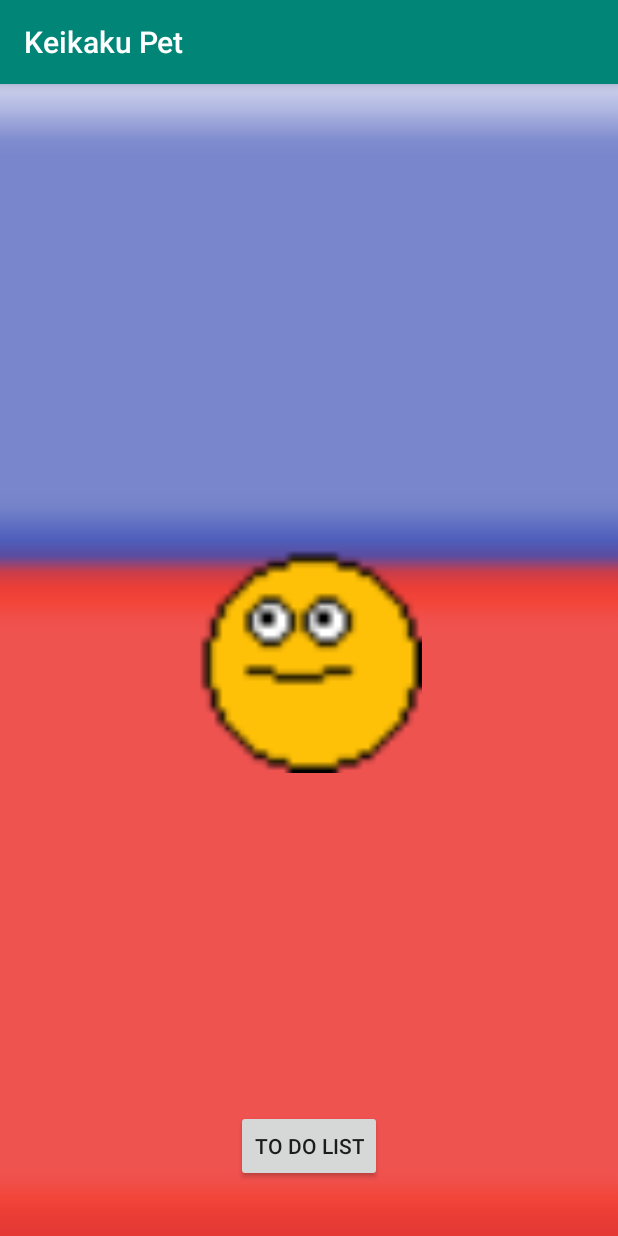
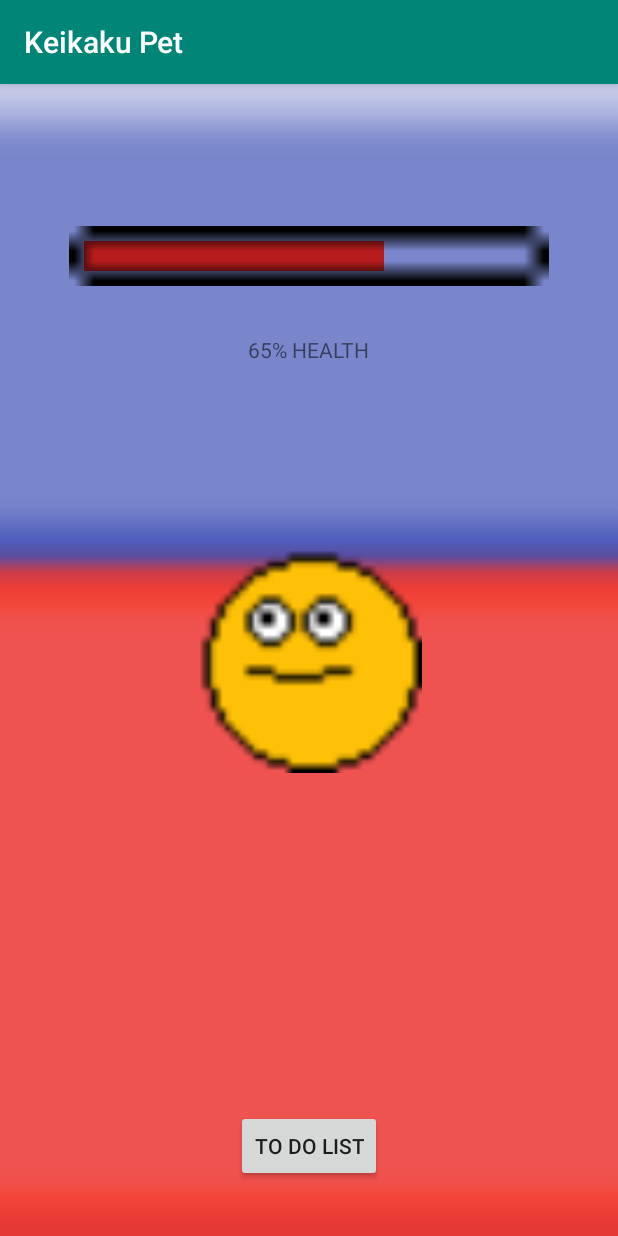
Before and after one commit to kmuniba98/keikaku-pet, an Android app: the screen it shows after launch (MainActivity), on a phone screen of 412 x 824 dp. Run offline under Robolectric (Android 15) with nearby library versions, the light colour scheme and no system bars.

Commit message:
added health bar and text

```diff
--- a/app/src/main/java/com/keikakupet/MainActivity.kt
+++ b/app/src/main/java/com/keikakupet/MainActivity.kt
@@ -2,10 +2,19 @@ package com.keikakupet
 
 import android.content.Intent
 import android.graphics.drawable.AnimationDrawable
+import android.graphics.drawable.ClipDrawable
 import androidx.appcompat.app.AppCompatActivity
 import android.os.Bundle
 import android.widget.Button
+import android.widget.EditText
 import android.widget.ImageView
+import androidx.core.app.ComponentActivity.ExtraData
+import androidx.core.content.ContextCompat.getSystemService
+import android.icu.lang.UCharacter.GraphemeClusterBreak.T
+import android.widget.TextView
+import java.text.DecimalFormat
+import kotlin.text.Typography.tm
+
 
 class MainActivity : AppCompatActivity() {
 
@@ -41,6 +50,18 @@ class MainActivity : AppCompatActivity() {
             val startIntent = Intent(this, ToDoListActivity::class.java)
             startActivity(startIntent)
         }
+
+        // health bar
+        val barImageView = findViewById<ImageView>(R.id.barImageView)
+        val barImageDrawable = barImageView.drawable as ClipDrawable
+        var healthPercent = 0.65
+        barImageDrawable.level = (10000 * healthPercent).toInt()
+
+        // health text
+        val df = DecimalFormat("##.##% HEALTH")
+        val formattedPercent = df.format(healthPercent)
+        val healthEditText = findViewById<TextView>(R.id.healthEditText)
+        healthEditText.setText(formattedPercent)
     }
 
     override fun onStart() {
--- /dev/null
+++ b/app/src/main/res/drawable/clip_source.xml
@@ -0,0 +1,5 @@
+<?xml version="1.0" encoding="utf-8"?>
+<clip xmlns:android="http://schemas.android.com/apk/res/android"
+    android:clipOrientation="horizontal"
+    android:drawable="@drawable/health_bar_fill"
+    android:gravity="left" />
--- a/app/src/main/res/layout/activity_main.xml
+++ b/app/src/main/res/layout/activity_main.xml
@@ -13,6 +13,26 @@
         android:scaleType="centerCrop"
         android:src="@drawable/background_image"
         app:layout_constraintBottom_toBottomOf="parent"
+        app:layout_constraintEnd_toEndOf="parent"
+        app:layout_constraintStart_toStartOf="parent"
+        app:layout_constraintTop_toTopOf="parent" />
+
+    <ImageView
+        android:id="@+id/barImageView"
+        android:layout_width="300dp"
+        android:layout_height="20dp"
+        android:src="@drawable/clip_source"
+        app:layout_constraintBottom_toTopOf="@+id/bubbleImageView"
+        app:layout_constraintEnd_toEndOf="parent"
+        app:layout_constraintStart_toStartOf="parent"
+        app:layout_constraintTop_toTopOf="parent" />
+
+    <ImageView
+        android:id="@+id/barOutlineImageView"
+        android:layout_width="320dp"
+        android:layout_height="40dp"
+        android:src="@drawable/health_bar_outline"
+        app:layout_constraintBottom_toTopOf="@+id/bubbleImageView"
         app:layout_constraintEnd_toEndOf="parent"
         app:layout_constraintStart_toStartOf="parent"
         app:layout_constraintTop_toTopOf="parent" />
@@ -49,4 +69,13 @@
         app:layout_constraintTop_toTopOf="parent"
         app:layout_constraintVertical_bias="0.95" />
 
+    <TextView
+        android:id="@+id/healthEditText"
+        android:layout_width="wrap_content"
+        android:layout_height="wrap_content"
+        app:layout_constraintBottom_toTopOf="@+id/bubbleImageView"
+        app:layout_constraintEnd_toEndOf="parent"
+        app:layout_constraintStart_toStartOf="parent"
+        app:layout_constraintTop_toBottomOf="@+id/barImageView" />
+
 </androidx.constraintlayout.widget.ConstraintLayout>
```
Also changed, not shown: app/src/main/res/drawable/health_bar_fill.png (added), app/src/main/res/drawable/health_bar_outline.png (added).
